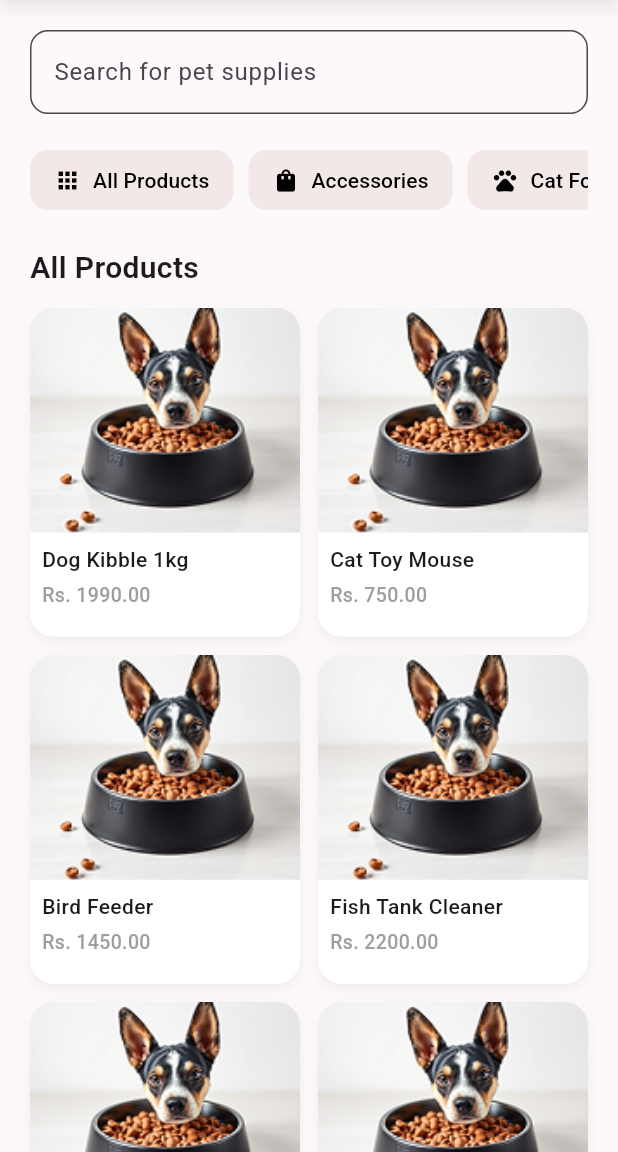
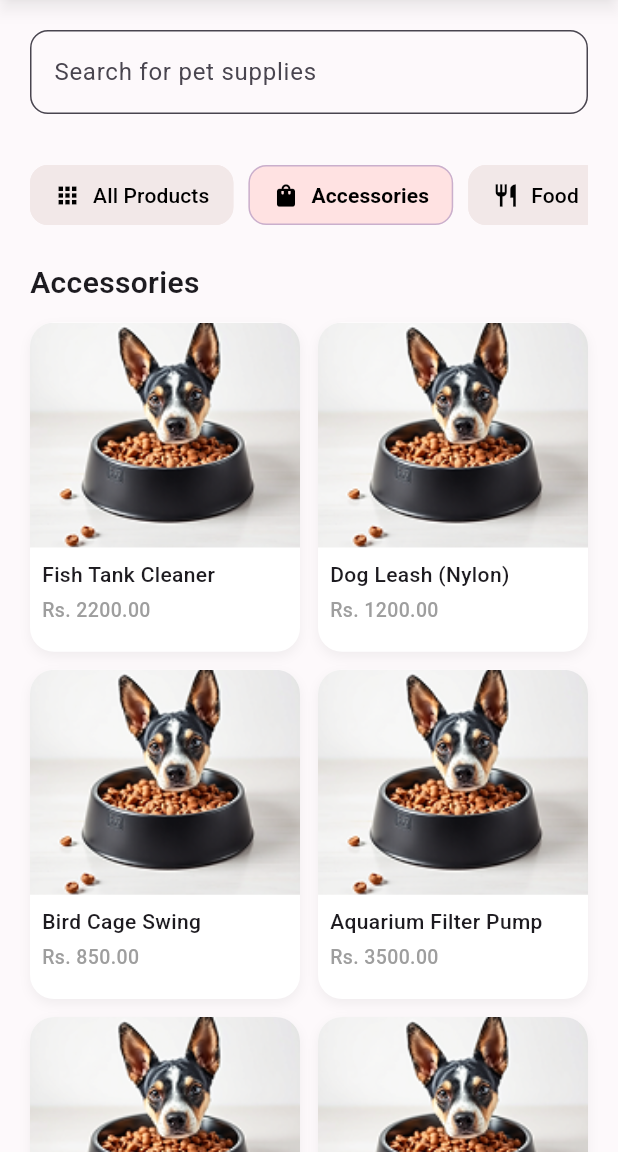
Before and after one commit to Saviskar/MAD-PetHaven, a Flutter app: the Shop screen opened directly, after a tap on "Accessories", on a phone screen of 412 x 824 dp, the part 84-1236 px from its top. Run offline on Flutter 3.47's test engine with Material 3 defaults, Android fonts, the phone set to English and light mode, and no system bars; our stand-ins replace shared_preferences; accounts and stored records are empty.

Commit message:
feat: added filtering and search options

```diff
--- a/lib/components/bread_crumb.dart
+++ b/lib/components/bread_crumb.dart
@@ -3,27 +3,50 @@ import 'package:flutter/material.dart';
 class BreadCrumb extends StatelessWidget {
   final String title;
   final IconData icon;
+  final bool selected;
+  final VoidCallback? onTap;
 
-  const BreadCrumb({super.key, required this.title, required this.icon});
+  const BreadCrumb({
+    super.key,
+    required this.title,
+    required this.icon,
+    this.selected = false,
+    this.onTap,
+  });
 
   @override
   Widget build(BuildContext context) {
+    final scheme = Theme.of(context).colorScheme;
+
     return TextButton.icon(
-      onPressed: () {},
-      icon: Icon(icon, color: Colors.black, size: 18), // left-side icon
-      label: Text(title),
+      onPressed: onTap,
+      icon: Icon(icon, color: Colors.black, size: 18),
+      label: Text(
+        title,
+        style: TextStyle(
+          fontWeight: selected ? FontWeight.w700 : FontWeight.w500,
+        ),
+      ),
       style:
           TextButton.styleFrom(
-            foregroundColor: Colors.black, // text color
+            foregroundColor: Colors.black,
             padding: const EdgeInsets.symmetric(horizontal: 16, vertical: 10),
             shape: RoundedRectangleBorder(
               borderRadius: BorderRadius.circular(12),
             ),
           ).copyWith(
-            backgroundColor: WidgetStateProperty.resolveWith<Color>(
-              (states) => states.contains(WidgetState.pressed)
+            backgroundColor: WidgetStateProperty.resolveWith<Color>((states) {
+              if (selected) return const Color(0xFFFFE2E2); // active bg
+              return states.contains(WidgetState.pressed)
                   ? const Color(0xFFFFD3D3) // pressed bg
-                  : const Color(0xFFF2E8E8), // default bg
+                  : const Color(0xFFF2E8E8); // default bg
+            }),
+            side: WidgetStatePropertyAll(
+              BorderSide(
+                color: selected
+                    ? scheme.primary.withValues(alpha: 0.35)
+                    : const Color(0xFFF2E8E8),
+              ),
             ),
           ),
     );
--- a/lib/components/input_field.dart
+++ b/lib/components/input_field.dart
@@ -3,16 +3,22 @@ import 'package:pet_haven/theme/color.dart';
 
 class InputField extends StatelessWidget {
   final String hintText;
+  final ValueChanged<String>? onChanged;
 
-  const InputField({super.key, required this.hintText});
+  const InputField({super.key, required this.hintText, this.onChanged});
 
   @override
   Widget build(BuildContext context) {
     return Column(
       children: [
         TextField(
+          onChanged: onChanged,
           decoration: InputDecoration(
             border: OutlineInputBorder(borderRadius: BorderRadius.circular(12)),
+            focusedBorder: OutlineInputBorder(
+              borderRadius: BorderRadius.circular(12),
+              borderSide: BorderSide(color: AppColors.primary, width: 1.8),
+            ),
             filled: true,
             fillColor: AppColors.background,
             hintText: hintText,
--- a/lib/data/product.dart
+++ b/lib/data/product.dart
@@ -4,6 +4,7 @@ class Product {
   final String description;
   final double price;
   final String imageAsset;
+  final String category;
 
   const Product({
     required this.id,
@@ -11,5 +12,6 @@ class Product {
     required this.description,
     required this.price,
     required this.imageAsset,
+    required this.category,
   });
 }
--- a/lib/data/product_repository.dart
+++ b/lib/data/product_repository.dart
@@ -16,6 +16,7 @@ class ProductRepository {
           'Ideal for adult dogs of all breeds.',
       price: 1990.00,
       imageAsset: 'assets/images/dog_food.png',
+      category: 'Food',
     ),
     Product(
       id: 2,
@@ -26,16 +27,7 @@ class ProductRepository {
           'Perfect for indoor exercise and stress relief.',
       price: 750.00,
       imageAsset: 'assets/images/dog_food.png',
-    ),
-    Product(
-      id: 3,
-      name: 'Bird Feeder',
-      description:
-          'A durable, window-mounted bird feeder with strong suction cups for easy installation. '
-          'Transparent acrylic design allows close-up bird watching while holding a variety of seeds. '
-          'Weather-resistant and easy to clean.',
-      price: 1450.00,
-      imageAsset: 'assets/images/dog_food.png',
+      category: 'Toys',
     ),
     Product(
       id: 4,
@@ -46,6 +38,7 @@ class ProductRepository {
           'Ergonomic grip ensures easy use and streak-free cleaning.',
       price: 2200.00,
       imageAsset: 'assets/images/dog_food.png',
+      category: 'Accessories',
     ),
     Product(
       id: 5,
@@ -56,6 +49,7 @@ class ProductRepository {
           '1.5 meters in length, suitable for dogs of all sizes.',
       price: 1200.00,
       imageAsset: 'assets/images/dog_food.png',
+      category: 'Accessories',
     ),
     Product(
       id: 6,
@@ -66,6 +60,7 @@ class ProductRepository {
           'Includes a stable wooden base for extra safety.',
       price: 3200.00,
       imageAsset: 'assets/images/dog_food.png',
+      category: 'Toys',
     ),
     Product(
       id: 7,
@@ -76,6 +71,7 @@ class ProductRepository {
           'Ideal for parakeets, cockatiels, and small parrots.',
       price: 850.00,
       imageAsset: 'assets/images/dog_food.png',
+      category: 'Accessories',
     ),
     Product(
       id: 8,
@@ -86,6 +82,7 @@ class ProductRepository {
           'Suitable for aquariums up to 60 liters.',
       price: 3500.00,
       imageAsset: 'assets/images/dog_food.png',
+      category: 'Accessories',
     ),
     Product(
       id: 9,
@@ -96,6 +93,7 @@ class ProductRepository {
           'pH-balanced and safe for regular use.',
       price: 950.00,
       imageAsset: 'assets/images/dog_food.png',
+      category: 'Grooming',
     ),
     Product(
       id: 10,
@@ -106,6 +104,7 @@ class ProductRepository {
           'Long-lasting and safe for multi-cat households.',
       price: 1850.00,
       imageAsset: 'assets/images/dog_food.png',
+      category: 'Accessories',
     ),
     Product(
       id: 11,
@@ -116,6 +115,7 @@ class ProductRepository {
           'Supports healthy feathers, energy levels, and beak strength.',
       price: 2100.00,
       imageAsset: 'assets/images/dog_food.png',
+      category: 'Food',
     ),
     Product(
       id: 12,
@@ -126,6 +126,7 @@ class ProductRepository {
           'Floats longer in water to encourage active feeding.',
       price: 600.00,
       imageAsset: 'assets/images/dog_food.png',
+      category: 'Food',
     ),
     Product(
       id: 13,
@@ -136,6 +137,7 @@ class ProductRepository {
           'Ideal for medium-sized breeds such as Beagles and Cocker Spaniels.',
       price: 4800.00,
       imageAsset: 'assets/images/dog_food.png',
+      category: 'Accessories',
     ),
     Product(
       id: 14,
@@ -146,6 +148,7 @@ class ProductRepository {
           'Foldable design makes it convenient for travel and storage.',
       price: 4200.00,
       imageAsset: 'assets/images/dog_food.png',
+      category: 'Accessories',
     ),
     Product(
       id: 15,
@@ -156,6 +159,7 @@ class ProductRepository {
           'Packed in a resealable bag to preserve freshness.',
       price: 1350.00,
       imageAsset: 'assets/images/dog_food.png',
+      category: 'Food',
     ),
   ];
 
--- a/lib/pages/shop.dart
+++ b/lib/pages/shop.dart
@@ -3,15 +3,43 @@ import 'package:pet_haven/components/bread_crumb.dart';
 import 'package:pet_haven/components/custom_app_bar.dart';
 import 'package:pet_haven/components/input_field.dart';
 import 'package:pet_haven/components/custom_card.dart';
+import 'package:pet_haven/data/product.dart';
 import 'package:pet_haven/data/product_repository.dart';
 import 'package:pet_haven/pages/product_detail_page.dart';
 
-class Shop extends StatelessWidget {
+class Shop extends StatefulWidget {
   const Shop({super.key});
 
   @override
+  State<Shop> createState() => _ShopState();
+}
+
+class _ShopState extends State<Shop> {
+  final _repo = ProductRepository();
+  String _selectedCategory = 'All Products';
+  String _search = '';
+
+  // TODO: Replace this with Product.category once you add that field to your model.
+  // Temporary keyword-based categorization so filtering works right now.
+  bool _matchesCategory(Product p) =>
+      _selectedCategory == 'All Products' || p.category == _selectedCategory;
+
+  List<Product> _filteredProducts() {
+    final all = _repo.all();
+    final q = _search.trim().toLowerCase();
+    return all.where((p) {
+      final byCat = _matchesCategory(p);
+      final bySearch =
+          q.isEmpty ||
+          p.name.toLowerCase().contains(q) ||
+          (p.description?.toLowerCase().contains(q) ?? false);
+      return byCat && bySearch;
+    }).toList();
+  }
+
+  @override
   Widget build(BuildContext context) {
-    final products = ProductRepository().all();
+    final products = _filteredProducts();
 
     return Scaffold(
       appBar: CustomAppBar(appBarTitle: 'Pet Haven'),
@@ -31,7 +59,6 @@ class Shop extends StatelessWidget {
             cols = 2;
           }
 
-          // Spacing scales a touch with width (subtle polish)
           final spacing = width >= 900 ? 16.0 : 12.0;
 
           return SingleChildScrollView(
@@ -39,42 +66,46 @@ class Shop extends StatelessWidget {
             child: Column(
               crossAxisAlignment: CrossAxisAlignment.start,
               children: [
-                InputField(hintText: 'Search for pet supplies'),
+                // Search
+                InputField(
+                  hintText: 'Search for pet supplies',
+                  onChanged: (val) => setState(() => _search = val),
+                ),
 
-                // Categories Row (kept as horizontal scroll like your Home page)
+                const SizedBox(height: 10),
+
+                // Categories Row (functional now)
                 SingleChildScrollView(
                   scrollDirection: Axis.horizontal,
                   child: Row(
-                    children: const [
-                      BreadCrumb(title: 'All Products', icon: Icons.apps),
-                      SizedBox(width: 10),
-                      BreadCrumb(
-                        title: 'Accessories',
-                        icon: Icons.shopping_bag,
-                      ),
-                      SizedBox(width: 10),
-                      BreadCrumb(title: 'Cat Food', icon: Icons.pets),
-                      SizedBox(width: 10),
-                      BreadCrumb(title: 'Dog Food', icon: Icons.restaurant),
-                      SizedBox(width: 10),
-                      BreadCrumb(title: 'Grooming', icon: Icons.cut),
-                      SizedBox(width: 10),
-                      BreadCrumb(title: 'Toys', icon: Icons.sports_esports),
+                    children: [
+                      _crumb('All Products', Icons.apps),
+                      const SizedBox(width: 10),
+                      _crumb('Accessories', Icons.shopping_bag),
+                      const SizedBox(width: 10),
+                      _crumb('Food', Icons.restaurant),
+                      const SizedBox(width: 10),
+                      _crumb('Grooming', Icons.cut),
+                      const SizedBox(width: 10),
+                      _crumb('Toys', Icons.sports_esports),
                     ],
                   ),
                 ),
 
                 const SizedBox(height: 20),
-                const Text(
-                  'All Products',
-                  style: TextStyle(fontWeight: FontWeight.w600, fontSize: 20),
+                Text(
+                  _selectedCategory,
+                  style: const TextStyle(
+                    fontWeight: FontWeight.w600,
+                    fontSize: 20,
+                  ),
                 ),
                 const SizedBox(height: 12),
 
                 // Responsive Products Grid
                 GridView.builder(
                   itemCount: products.length,
-                  shrinkWrap: true, // allow grid to size inside the page scroll
+                  shrinkWrap: true,
                   physics: const NeverScrollableScrollPhysics(),
                   padding: EdgeInsets.zero,
                   gridDelegate: SliverGridDelegateWithFixedCrossAxisCount(
@@ -110,4 +141,13 @@ class Shop extends StatelessWidget {
       ),
     );
   }
+
+  Widget _crumb(String title, IconData icon) {
+    return BreadCrumb(
+      title: title,
+      icon: icon,
+      selected: _selectedCategory == title,
+      onTap: () => setState(() => _selectedCategory = title),
+    );
+  }
 }
```
